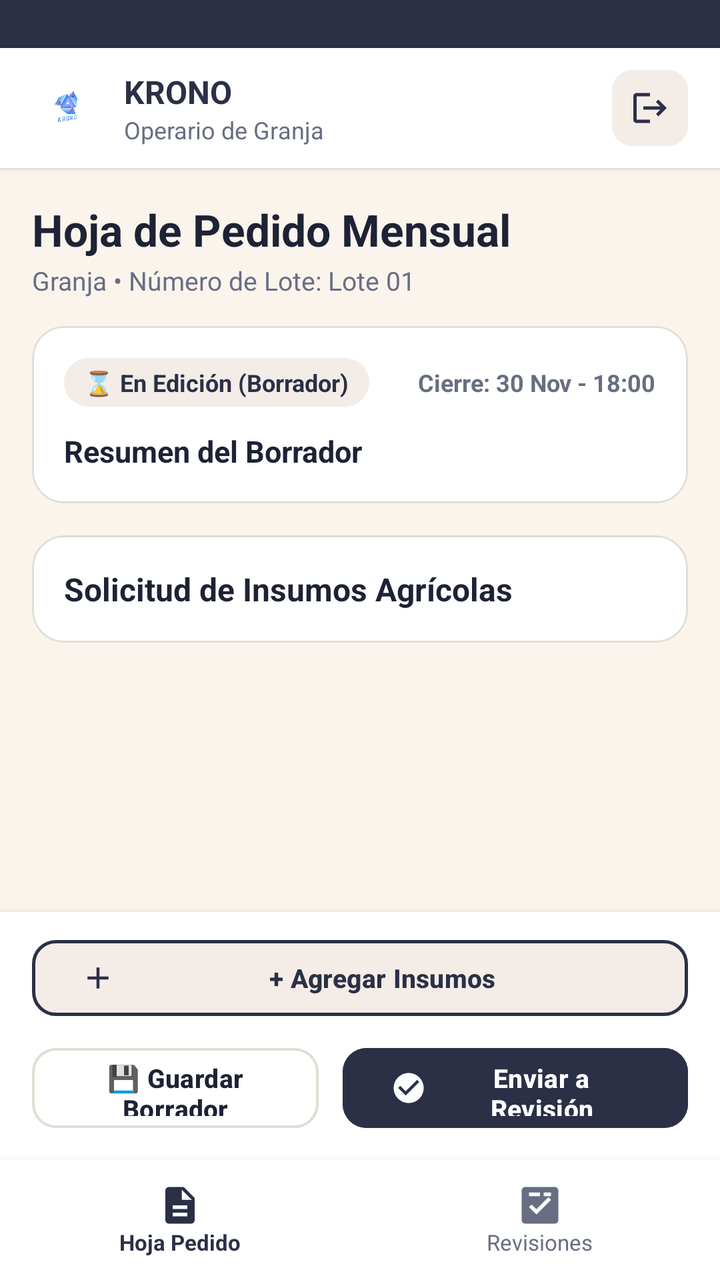
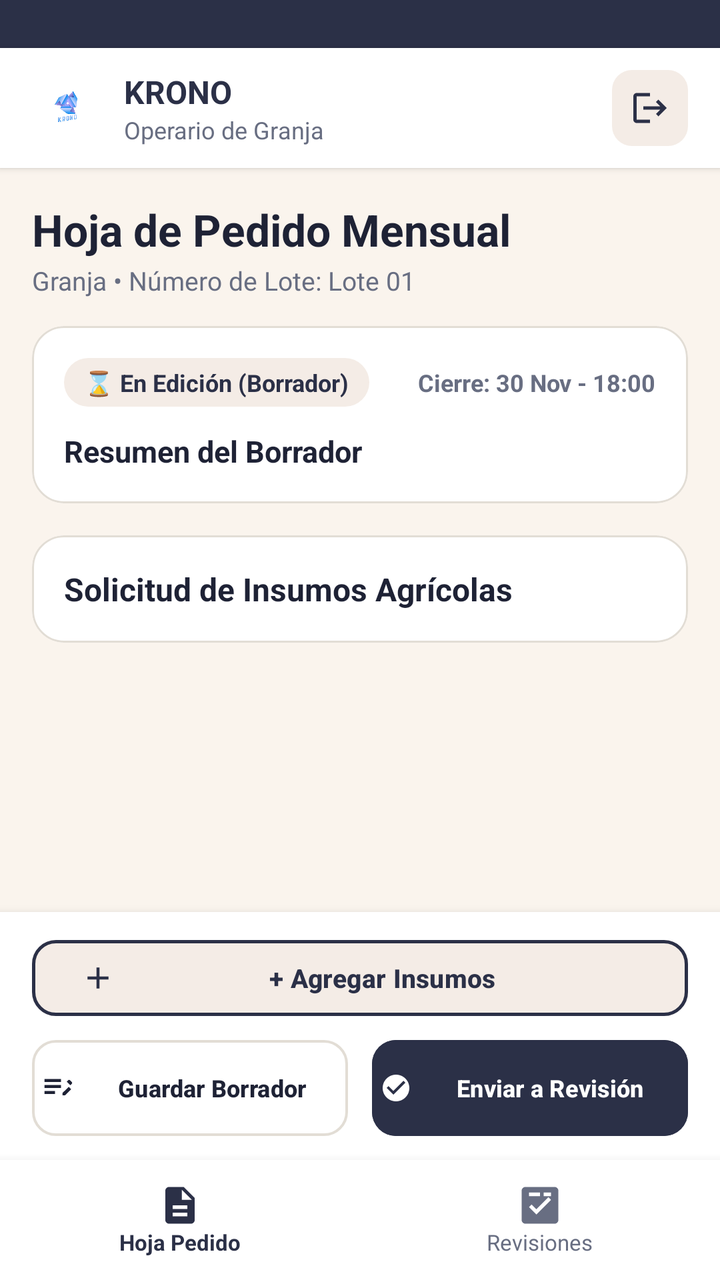

Before-and-after screenshots of an Android layout around one commit, followed by the original layout XML and the change that was made.
<!-- AndroidManifest.xml: application theme Theme.Ferreteria -->
<!-- res/layout/activity_ope_pedido.xml -->
<?xml version="1.0" encoding="utf-8"?>
<RelativeLayout xmlns:android="http://schemas.android.com/apk/res/android"
    xmlns:app="http://schemas.android.com/apk/res-auto"
    xmlns:tools="http://schemas.android.com/tools"
    android:layout_width="match_parent"
    android:layout_height="match_parent"
    android:background="@color/krono_bg"
    tools:context=".OperarioActivity">

    
    <View
        android:id="@+id/statusBarBg"
        android:layout_width="match_parent"
        android:layout_height="24dp"
        android:layout_alignParentTop="true"
        android:background="@color/krono_navy" />

    
    <LinearLayout
        android:id="@+id/topBar"
        android:layout_width="match_parent"
        android:layout_height="60dp"
        android:layout_below="@id/statusBarBg"
        android:background="@color/white"
        android:elevation="2dp"
        android:gravity="center_vertical"
        android:orientation="horizontal"
        android:paddingHorizontal="16dp">

        
        <ImageView
            android:layout_width="34dp"
            android:layout_height="34dp"
            android:contentDescription="@string/cd_logo"
            android:src="@drawable/logo" />

        <LinearLayout
            android:layout_width="0dp"
            android:layout_height="wrap_content"
            android:layout_marginStart="12dp"
            android:layout_weight="1"
            android:orientation="vertical">

            <TextView
                android:layout_width="wrap_content"
                android:layout_height="wrap_content"
                android:text="@string/app_name"
                android:textColor="@color/krono_navy"
                android:textSize="16sp"
                android:textStyle="bold" />

            <TextView
                android:layout_width="wrap_content"
                android:layout_height="wrap_content"
                android:text="Operario de Granja"
                android:textColor="@color/krono_text_secondary"
                android:textSize="12sp" />
        </LinearLayout>

        
        <FrameLayout
            android:id="@+id/btnBackLogin"
            android:layout_width="38dp"
            android:layout_height="38dp"
            android:background="@drawable/bg_icon_container"
            android:clickable="true"
            android:contentDescription="Cerrar sesión"
            android:focusable="true">

            <ImageView
                android:layout_width="20dp"
                android:layout_height="20dp"
                android:layout_gravity="center"
                android:contentDescription="Cerrar sesión"
                android:src="@drawable/ic_logout"
                app:tint="@color/krono_navy" />
        </FrameLayout>
    </LinearLayout>

    
    <LinearLayout
        android:id="@+id/bottomNav"
        android:layout_width="match_parent"
        android:layout_height="60dp"
        android:layout_alignParentBottom="true"
        android:background="@color/white"
        android:elevation="8dp"
        android:orientation="horizontal">

        
        <LinearLayout
            android:id="@+id/tabPedido"
            android:layout_width="0dp"
            android:layout_height="match_parent"
            android:layout_weight="1"
            android:gravity="center"
            android:orientation="vertical">

            <ImageView
                android:layout_width="22dp"
                android:layout_height="22dp"
                android:contentDescription="Hoja Pedido"
                android:src="@drawable/ic_description"
                app:tint="@color/krono_navy" />

            <TextView
                android:layout_width="wrap_content"
                android:layout_height="wrap_content"
                android:text="Hoja Pedido"
                android:textColor="@color/krono_navy"
                android:textSize="11sp"
                android:textStyle="bold" />
        </LinearLayout>

        
        <LinearLayout
            android:id="@+id/tabRevisiones"
            android:layout_width="0dp"
            android:layout_height="match_parent"
            android:layout_weight="1"
            android:gravity="center"
            android:orientation="vertical">

            <ImageView
                android:layout_width="22dp"
                android:layout_height="22dp"
                android:contentDescription="Revisiones"
                android:src="@drawable/ic_fact_check"
                app:tint="@color/krono_text_secondary" />

            <TextView
                android:layout_width="wrap_content"
                android:layout_height="wrap_content"
                android:text="Revisiones"
                android:textColor="@color/krono_text_secondary"
                android:textSize="11sp" />
        </LinearLayout>
    </LinearLayout>

    
    <LinearLayout
        android:id="@+id/fixedBottomActions"
        android:layout_width="match_parent"
        android:layout_height="wrap_content"
        android:layout_above="@id/bottomNav"
        android:background="@color/white"
        android:elevation="6dp"
        android:orientation="vertical"
        android:paddingHorizontal="16dp"
        android:paddingTop="10dp"
        android:paddingBottom="12dp">

        
        <com.google.android.material.button.MaterialButton
            android:id="@+id/btnAddInsumo"
            style="@style/Widget.Material3.Button.OutlinedButton"
            android:layout_width="match_parent"
            android:layout_height="46dp"
            android:backgroundTint="@color/krono_chip_bg"
            android:text="+ Agregar Insumos"
            android:textAllCaps="false"
            android:textColor="@color/krono_navy"
            android:textSize="13sp"
            android:textStyle="bold"
            app:cornerRadius="12dp"
            app:icon="@drawable/ic_add"
            app:iconTint="@color/krono_navy"
            app:strokeColor="@color/krono_navy"
            app:strokeWidth="1.5dp" />

        
        <LinearLayout
            android:layout_width="match_parent"
            android:layout_height="wrap_content"
            android:layout_marginTop="8dp"
            android:orientation="horizontal">

            <com.google.android.material.button.MaterialButton
                android:id="@+id/btnGuardarBorrador"
                style="@style/Widget.Material3.Button.OutlinedButton"
                android:layout_width="0dp"
                android:layout_height="48dp"
                android:layout_weight="1"
                android:layout_marginEnd="6dp"
                android:text="💾 Guardar Borrador"
                android:textAllCaps="false"
                android:textColor="@color/krono_navy_dark"
                android:textSize="13sp"
                android:textStyle="bold"
                app:cornerRadius="12dp"
                app:strokeColor="@color/krono_card_stroke"
                app:strokeWidth="1.2dp" />

            <com.google.android.material.button.MaterialButton
                android:id="@+id/btnEnviarPedido"
                android:layout_width="0dp"
                android:layout_height="48dp"
                android:layout_weight="1.2"
                android:layout_marginStart="6dp"
                android:backgroundTint="@color/krono_navy"
                android:text="Enviar a Revisión"
                android:textAllCaps="false"
                android:textColor="@color/white"
                android:textSize="13sp"
                android:textStyle="bold"
                app:cornerRadius="12dp"
                app:icon="@drawable/ic_check_circle"
                app:iconTint="@color/white" />
        </LinearLayout>
    </LinearLayout>

    
    <ScrollView
        android:id="@+id/scrollViewPedido"
        android:layout_width="match_parent"
        android:layout_height="match_parent"
        android:layout_above="@id/fixedBottomActions"
        android:layout_below="@id/topBar"
        android:fillViewport="true">

        <LinearLayout
            android:layout_width="match_parent"
            android:layout_height="wrap_content"
            android:orientation="vertical"
            android:paddingHorizontal="16dp"
            android:paddingTop="16dp"
            android:paddingBottom="24dp">

            
            <TextView
                android:layout_width="wrap_content"
                android:layout_height="wrap_content"
                android:text="Hoja de Pedido Mensual"
                android:textColor="@color/krono_navy_dark"
                android:textSize="22sp"
                android:textStyle="bold" />

            <TextView
                android:id="@+id/txtPedidoGranjaSub"
                android:layout_width="wrap_content"
                android:layout_height="wrap_content"
                android:layout_marginTop="2dp"
                android:text="Granja • Número de Lote: Lote 01"
                android:textColor="@color/krono_text_secondary"
                android:textSize="13sp" />

            
            <com.google.android.material.card.MaterialCardView
                android:layout_width="match_parent"
                android:layout_height="wrap_content"
                android:layout_marginTop="14dp"
                app:cardBackgroundColor="@color/white"
                app:cardCornerRadius="16dp"
                app:cardElevation="0dp"
                app:strokeColor="@color/krono_card_stroke"
                app:strokeWidth="1dp">

                <LinearLayout
                    android:layout_width="match_parent"
                    android:layout_height="wrap_content"
                    android:orientation="vertical"
                    android:padding="16dp">

                    <RelativeLayout
                        android:layout_width="match_parent"
                        android:layout_height="wrap_content">

                        <TextView
                            android:layout_width="wrap_content"
                            android:layout_height="wrap_content"
                            android:layout_alignParentStart="true"
                            android:background="@drawable/bg_chip"
                            android:paddingHorizontal="10dp"
                            android:paddingVertical="4dp"
                            android:text="⌛ En Edición (Borrador)"
                            android:textColor="@color/krono_chip_text"
                            android:textSize="12sp"
                            android:textStyle="bold" />

                        <TextView
                            android:id="@+id/txtFechaCierrePedido"
                            android:layout_width="wrap_content"
                            android:layout_height="wrap_content"
                            android:layout_alignParentEnd="true"
                            android:layout_centerVertical="true"
                            android:text="Cierre: 30 Nov - 18:00"
                            android:textColor="@color/krono_text_secondary"
                            android:textSize="12sp"
                            android:textStyle="bold" />
                    </RelativeLayout>

                    
                    <TextView
                        android:layout_width="wrap_content"
                        android:layout_height="wrap_content"
                        android:layout_marginTop="12dp"
                        android:text="Resumen del Borrador"
                        android:textColor="@color/krono_navy_dark"
                        android:textSize="15sp"
                        android:textStyle="bold" />
                </LinearLayout>
            </com.google.android.material.card.MaterialCardView>

            
            <com.google.android.material.card.MaterialCardView
                android:layout_width="match_parent"
                android:layout_height="wrap_content"
                android:layout_marginTop="16dp"
                app:cardBackgroundColor="@color/white"
                app:cardCornerRadius="16dp"
                app:cardElevation="0dp"
                app:strokeColor="@color/krono_card_stroke"
                app:strokeWidth="1dp">

                <LinearLayout
                    android:layout_width="match_parent"
                    android:layout_height="wrap_content"
                    android:orientation="vertical"
                    android:padding="16dp">

                    <TextView
                        android:layout_width="wrap_content"
                        android:layout_height="wrap_content"
                        android:text="Solicitud de Insumos Agrícolas"
                        android:textColor="@color/krono_navy_dark"
                        android:textSize="16sp"
                        android:textStyle="bold" />

                    
                    <LinearLayout
                        android:id="@+id/containerInsumos"
                        android:layout_width="match_parent"
                        android:layout_height="wrap_content"
                        android:orientation="vertical" />

                </LinearLayout>
            </com.google.android.material.card.MaterialCardView>

        </LinearLayout>
    </ScrollView>

</RelativeLayout>
<!-- resources referenced by this layout -->
<resources>
  <color name="krono_bg">#FAF4ED</color>
  <color name="krono_card_stroke">#E2DDD5</color>
  <color name="krono_chip_bg">#F4ECE6</color>
  <color name="krono_chip_text">#2B3047</color>
  <color name="krono_navy">#2B3047</color>
  <color name="krono_navy_dark">#1E2235</color>
  <color name="krono_text_secondary">#686E82</color>
  <color name="white">#FFFFFFFF</color>
  <!-- drawable bg_chip (drawable) -->
  <?xml version="1.0" encoding="utf-8"?>
  <shape xmlns:android="http://schemas.android.com/apk/res/android"
      android:shape="rectangle">
      <solid android:color="@color/krono_chip_bg" />
      <corners android:radius="50dp" />
  </shape>
  <!-- drawable bg_icon_container (drawable) -->
  <?xml version="1.0" encoding="utf-8"?>
  <shape xmlns:android="http://schemas.android.com/apk/res/android"
      android:shape="rectangle">
      <solid android:color="@color/krono_chip_bg" />
      <corners android:radius="10dp" />
  </shape>
  <!-- drawable ic_add (drawable) -->
  <vector xmlns:android="http://schemas.android.com/apk/res/android"
      android:width="24dp"
      android:height="24dp"
      android:viewportWidth="24"
      android:viewportHeight="24">
    <path
        android:fillColor="#FF2B3047"
        android:pathData="M19,13h-6v6h-2v-6H5v-2h6V5h2v6h6v2z"/>
  </vector>
  <!-- drawable ic_check_circle (drawable) -->
  <vector xmlns:android="http://schemas.android.com/apk/res/android"
      android:width="24dp"
      android:height="24dp"
      android:viewportWidth="24"
      android:viewportHeight="24">
    <path
        android:fillColor="#FF2B3047"
        android:pathData="M12,2C6.48,2 2,6.48 2,12s4.48,10 10,10 10,-4.48 10,-10S17.52,2 12,2zM10,17l-5,-5 1.41,-1.41L10,14.17l7.59,-7.59L19,8l-9,9z"/>
  </vector>
  <!-- drawable ic_description (drawable) -->
  <vector xmlns:android="http://schemas.android.com/apk/res/android"
      android:width="24dp"
      android:height="24dp"
      android:viewportWidth="24"
      android:viewportHeight="24">
    <path
        android:fillColor="#FF2B3047"
        android:pathData="M14,2H6c-1.1,0 -1.99,0.9 -1.99,2L4,20c0,1.1 0.89,2 1.99,2H18c1.1,0 2,-0.9 2,-2V8l-6,-6zM16,18H8v-2h8v2zM16,14H8v-2h8v2zM13,9V3.5L18.5,9H13z"/>
  </vector>
  <!-- drawable ic_logout (drawable) -->
  <vector xmlns:android="http://schemas.android.com/apk/res/android"
      android:width="24dp"
      android:height="24dp"
      android:viewportWidth="24"
      android:viewportHeight="24">
      <path
          android:fillColor="@color/krono_navy"
          android:pathData="M17,7l-1.41,1.41L18.17,11H8v2h10.17l-2.58,2.58L17,17l5,-5L17,7zM4,5h8V3H4C2.9,3,2,3.9,2,5v14c0,1.1,0.9,2,2,2h8v-2H4V5z" />
  </vector>
  <string name="app_name">KRONO</string>
  <string name="cd_logo">KRONO Logo</string>
  <style name="Theme.Ferreteria" parent="Base.Theme.Ferreteria" />
  <style name="Base.Theme.Ferreteria" parent="Theme.Material3.DayNight.NoActionBar">
          <item name="android:statusBarColor">@color/krono_navy</item>
          <item name="android:windowLightStatusBar">false</item>
          <item name="colorPrimary">@color/krono_navy</item>
      </style>
  <!-- unchanged entries left out for length: 2 -->
</resources>

<!-- the commit's change to res/layout/activity_ope_pedido.xml (unified diff, before → after) -->
@@ -179,33 +179,51 @@
                 android:id="@+id/btnGuardarBorrador"
                 style="@style/Widget.Material3.Button.OutlinedButton"
                 android:layout_width="0dp"
-                android:layout_height="48dp"
+                android:layout_height="wrap_content"
+                android:minHeight="48dp"
                 android:layout_weight="1"
                 android:layout_marginEnd="6dp"
-                android:text="💾 Guardar Borrador"
+                android:paddingHorizontal="4dp"
+                android:paddingVertical="8dp"
+                android:gravity="center"
+                android:text="Guardar Borrador"
                 android:textAllCaps="false"
                 android:textColor="@color/krono_navy_dark"
-                android:textSize="13sp"
+                android:textSize="12sp"
                 android:textStyle="bold"
                 app:cornerRadius="12dp"
+                app:icon="@drawable/ic_edit_note"
+                app:iconPadding="4dp"
+                app:iconSize="18dp"
+                app:iconTint="@color/krono_navy_dark"
+                android:insetBottom="0dp"
+                android:insetTop="0dp"
                 app:strokeColor="@color/krono_card_stroke"
                 app:strokeWidth="1.2dp" />
 
             <com.google.android.material.button.MaterialButton
                 android:id="@+id/btnEnviarPedido"
                 android:layout_width="0dp"
-                android:layout_height="48dp"
-                android:layout_weight="1.2"
+                android:layout_height="wrap_content"
+                android:minHeight="48dp"
+                android:layout_weight="1"
                 android:layout_marginStart="6dp"
+                android:paddingHorizontal="4dp"
+                android:paddingVertical="8dp"
+                android:gravity="center"
                 android:backgroundTint="@color/krono_navy"
                 android:text="Enviar a Revisión"
                 android:textAllCaps="false"
                 android:textColor="@color/white"
-                android:textSize="13sp"
+                android:textSize="12sp"
                 android:textStyle="bold"
                 app:cornerRadius="12dp"
                 app:icon="@drawable/ic_check_circle"
-                app:iconTint="@color/white" />
+                app:iconPadding="4dp"
+                app:iconSize="16dp"
+                app:iconTint="@color/white"
+                android:insetBottom="0dp"
+                android:insetTop="0dp" />
         </LinearLayout>
     </LinearLayout>
 
<!-- resource entries referenced after the edit -->
@@ -52,6 +52,16 @@
         android:fillColor="#FF2B3047"
         android:pathData="M14,2H6c-1.1,0 -1.99,0.9 -1.99,2L4,20c0,1.1 0.89,2 1.99,2H18c1.1,0 2,-0.9 2,-2V8l-6,-6zM16,18H8v-2h8v2zM16,14H8v-2h8v2zM13,9V3.5L18.5,9H13z"/>
   </vector>
+  <!-- drawable ic_edit_note (drawable) -->
+  <vector xmlns:android="http://schemas.android.com/apk/res/android"
+      android:width="24dp"
+      android:height="24dp"
+      android:viewportWidth="24"
+      android:viewportHeight="24">
+    <path
+        android:fillColor="#FF686E82"
+        android:pathData="M3,10h11v2H3v-2zM3,6h11v2H3V6zM3,14h7v2H3v-2zM19.18,11.25l1.57,1.57 -4.11,4.11H15v-1.64l4.18,-4.04zM21.12,9.31c0.39,-0.39 0.39,-1.02 0,-1.41l-1.02,-1.02c-0.39,-0.39 -1.02,-0.39 -1.41,0l-0.89,0.89 2.43,2.43 0.89,-0.89z"/>
+  </vector>
   <!-- drawable ic_logout (drawable) -->
   <vector xmlns:android="http://schemas.android.com/apk/res/android"
       android:width="24dp"
